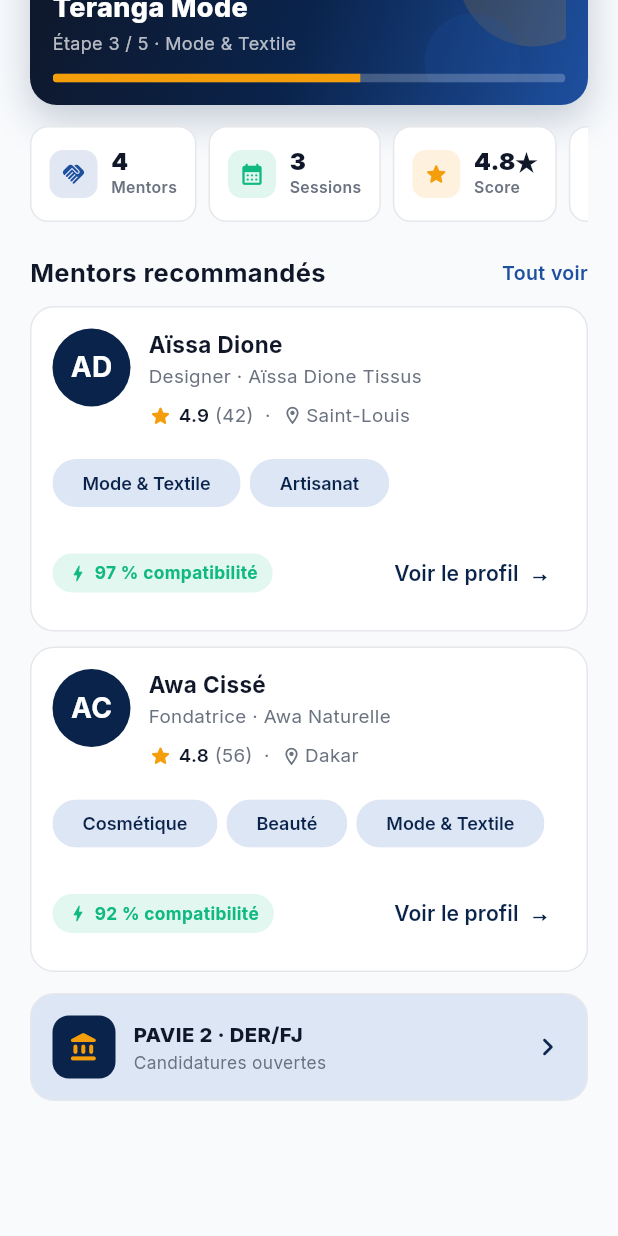
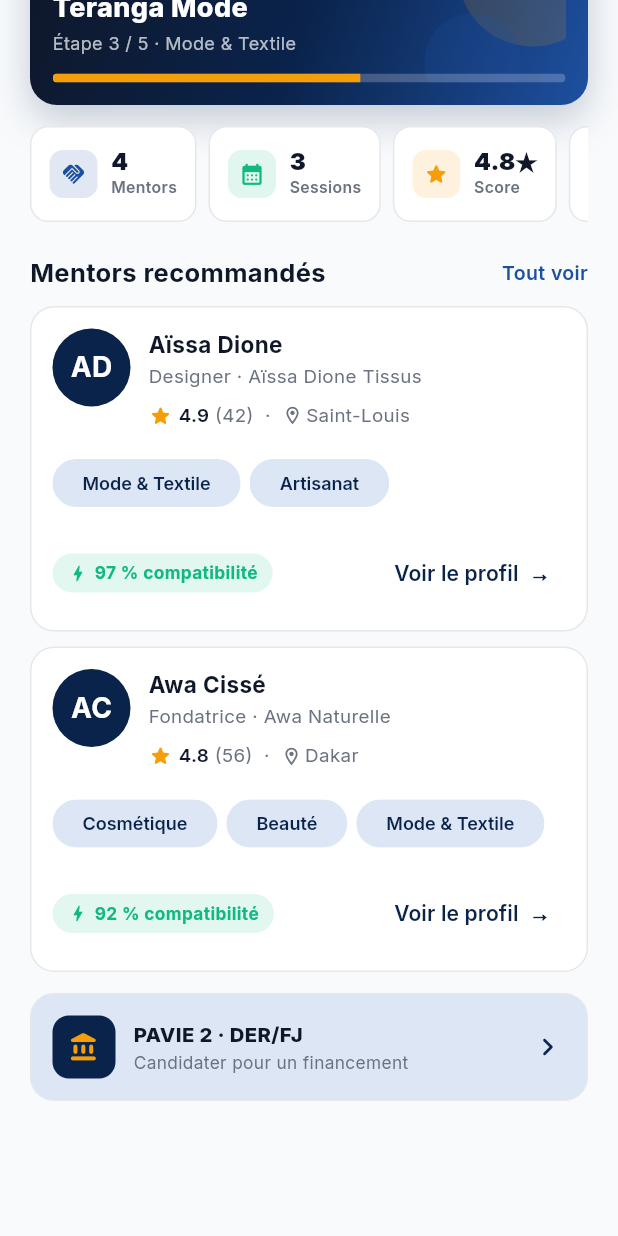
Before and after one commit to Souleymane-Sirima-Mbodj/Diapaler-Africa, a Flutter app: the HomePage screen opened directly, scrolled down 128 dp, on a phone screen of 412 x 824 dp. Run offline on Flutter 3.47's test engine with Material 3 defaults, Android fonts, the phone set to English and light mode, and no system bars; our stand-ins replace firebase_auth, firebase_core, firebase_database, google_fonts; accounts and stored records are empty.

Commit message:
ux: sous-titre card DER/FJ devient 'Candidater pour un financement'

```diff
--- a/lib/screens/home_page.dart
+++ b/lib/screens/home_page.dart
@@ -723,7 +723,7 @@ class _DerCard extends StatelessWidget {
                 ),
                 SizedBox(height: 2),
                 Text(
-                  'Candidatures ouvertes',
+                  'Candidater pour un financement',
                   style: TextStyle(fontSize: 11.5, color: AppColors.muted),
                 ),
               ],
```
